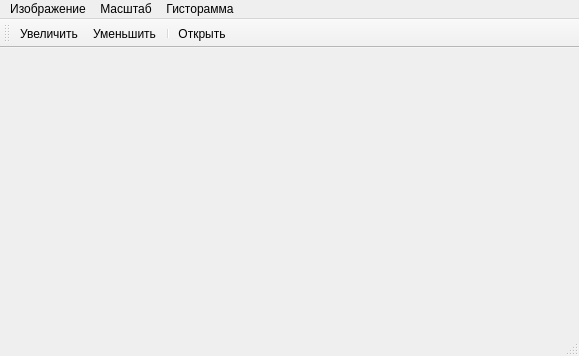
swstwix/Hyst, file mainwindow.ui: the form before one commit.
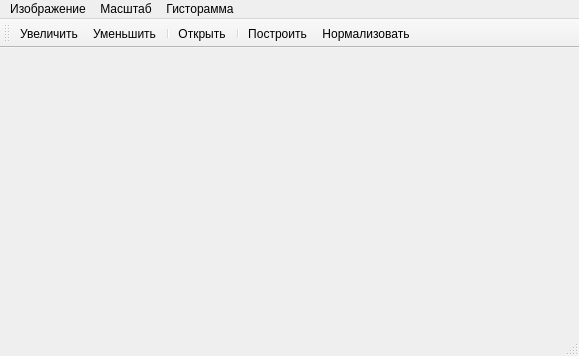
The form after the commit. Icons and pictures are not drawn.

Diff of the .ui file:
```diff
--- a/mainwindow.ui
+++ b/mainwindow.ui
@@ -62,6 +62,9 @@
    <addaction name="ZoomOutAction"/>
    <addaction name="separator"/>
    <addaction name="OpenAction"/>
+   <addaction name="separator"/>
+   <addaction name="BuildHystoramAction"/>
+   <addaction name="NormalizeHystAction"/>
   </widget>
   <widget class="QStatusBar" name="statusBar"/>
   <action name="OpenAction">
```
Left out of the diff: 4 changed lines with no effect on the pictures.
